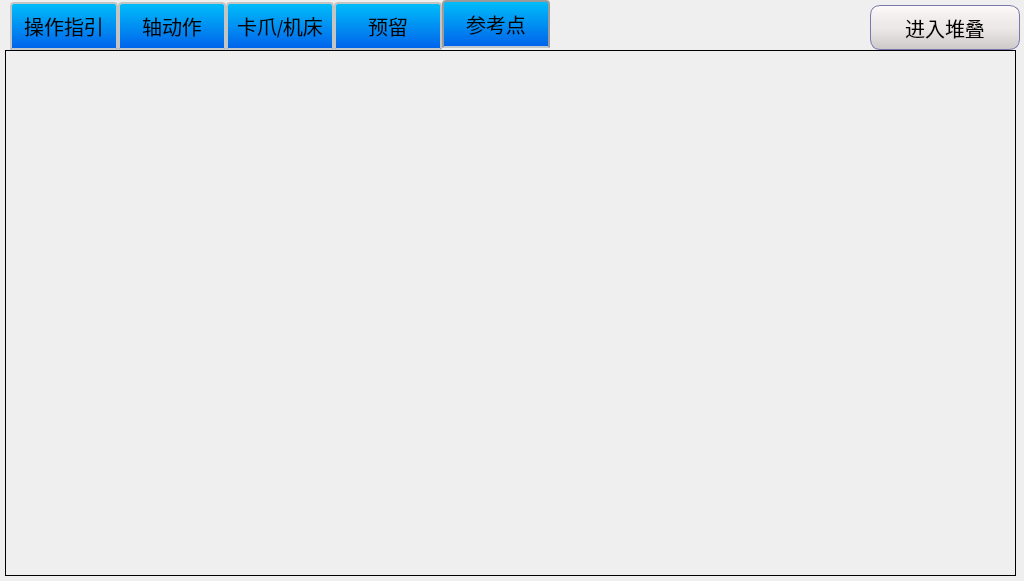
Qt form manualform.ui (Jade-yun/MachineTool) before a commit.
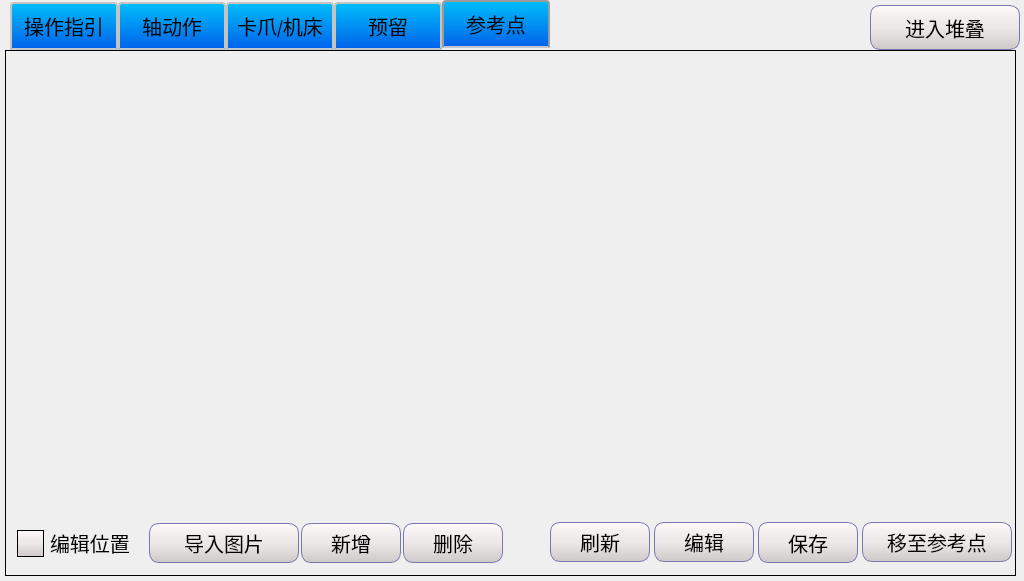
The same form after that commit. The open tabs and pages were chosen to show the change. Icons and pictures are not drawn.

Commit message: 完善修改所有样式和完善参考点

The edit to the form file:
```diff
--- a/manualform.ui
+++ b/manualform.ui
@@ -1736,6 +1736,281 @@
     <attribute name="title">
      <string>参考点</string>
     </attribute>
+    <widget class="QWidget" name="">
+     <property name="geometry">
+      <rect>
+       <x>10</x>
+       <y>471</y>
+       <width>491</width>
+       <height>42</height>
+      </rect>
+     </property>
+     <layout class="QHBoxLayout" name="horizontalLayout_2">
+      <property name="spacing">
+       <number>1</number>
+      </property>
+      <item>
+       <widget class="QCheckBox" name="checkBoxEditPosition_2">
+        <property name="minimumSize">
+         <size>
+          <width>130</width>
+          <height>40</height>
+         </size>
+        </property>
+        <property name="maximumSize">
+         <size>
+          <width>130</width>
+          <height>40</height>
+         </size>
+        </property>
+        <property name="text">
+         <string>编辑位置</string>
+        </property>
+        <property name="checked">
+         <bool>false</bool>
+        </property>
+        <property name="autoExclusive">
+         <bool>false</bool>
+        </property>
+       </widget>
+      </item>
+      <item>
+       <widget class="QPushButton" name="btnImportPicture_3">
+        <property name="minimumSize">
+         <size>
+          <width>150</width>
+          <height>40</height>
+         </size>
+        </property>
+        <property name="maximumSize">
+         <size>
+          <width>150</width>
+          <height>40</height>
+         </size>
+        </property>
+        <property name="font">
+         <font>
+          <family>SimSun</family>
+          <pointsize>-1</pointsize>
+          <weight>50</weight>
+          <bold>false</bold>
+         </font>
+        </property>
+        <property name="styleSheet">
+         <string notr="true"/>
+        </property>
+        <property name="text">
+         <string>导入图片</string>
+        </property>
+       </widget>
+      </item>
+      <item>
+       <widget class="QPushButton" name="btnNewButton_2">
+        <property name="minimumSize">
+         <size>
+          <width>100</width>
+          <height>40</height>
+         </size>
+        </property>
+        <property name="maximumSize">
+         <size>
+          <width>100</width>
+          <height>40</height>
+         </size>
+        </property>
+        <property name="font">
+         <font>
+          <family>SimSun</family>
+          <pointsize>-1</pointsize>
+          <weight>50</weight>
+          <bold>false</bold>
+         </font>
+        </property>
+        <property name="styleSheet">
+         <string notr="true"/>
+        </property>
+        <property name="text">
+         <string>新增</string>
+        </property>
+       </widget>
+      </item>
+      <item>
+       <widget class="QPushButton" name="btnDeleteButton_2">
+        <property name="minimumSize">
+         <size>
+          <width>100</width>
+          <height>40</height>
+         </size>
+        </property>
+        <property name="maximumSize">
+         <size>
+          <width>100</width>
+          <height>40</height>
+         </size>
+        </property>
+        <property name="font">
+         <font>
+          <family>SimSun</family>
+          <pointsize>-1</pointsize>
+          <weight>50</weight>
+          <bold>false</bold>
+         </font>
+        </property>
+        <property name="styleSheet">
+         <string notr="true"/>
+        </property>
+        <property name="text">
+         <string>删除</string>
+        </property>
+       </widget>
+      </item>
+     </layout>
+    </widget>
+    <widget class="QWidget" name="">
+     <property name="geometry">
+      <rect>
+       <x>540</x>
+       <y>470</y>
+       <width>471</width>
+       <height>43</height>
+      </rect>
+     </property>
+     <layout class="QHBoxLayout" name="horizontalLayout_3">
+      <property name="spacing">
+       <number>0</number>
+      </property>
+      <item>
+       <widget class="QPushButton" name="btnEditButton_3">
+        <property name="minimumSize">
+         <size>
+          <width>100</width>
+          <height>40</height>
+         </size>
+        </property>
+        <property name="maximumSize">
+         <size>
+          <width>100</width>
+          <height>40</height>
+         </size>
+        </property>
+        <property name="font">
+         <font>
+          <family>SimSun</family>
+          <pointsize>-1</pointsize>
+          <weight>50</weight>
+          <bold>false</bold>
+         </font>
+        </property>
+        <property name="styleSheet">
+         <string notr="true"/>
+        </property>
+        <property name="text">
+         <string>刷新</string>
+        </property>
+       </widget>
+      </item>
+      <item>
+       <widget class="QPushButton" name="btnEditButton_2">
+        <property name="minimumSize">
+         <size>
+          <width>100</width>
+          <height>40</height>
+         </size>
+        </property>
+        <property name="maximumSize">
+         <size>
+          <width>100</width>
+          <height>40</height>
+         </size>
+        </property>
+        <property name="font">
+         <font>
+          <family>SimSun</family>
+          <pointsize>-1</pointsize>
+          <weight>50</weight>
+          <bold>false</bold>
+         </font>
+        </property>
+        <property name="styleSheet">
+         <string notr="true"/>
+        </property>
+        <property name="text">
+         <string>编辑</string>
+        </property>
+       </widget>
+      </item>
+      <item>
+       <widget class="QPushButton" name="btnSaveOperateInstruction_2">
+        <property name="minimumSize">
+         <size>
+          <width>100</width>
+          <height>41</height>
+         </size>
+        </property>
+        <property name="maximumSize">
+         <size>
+          <width>100</width>
+          <height>41</height>
+         </size>
+        </property>
+        <property name="font">
+         <font>
+          <family>SimSun</family>
+          <pointsize>-1</pointsize>
+          <weight>50</weight>
+          <bold>false</bold>
+         </font>
+        </property>
+        <property name="styleSheet">
+         <string notr="true"/>
+        </property>
+        <property name="text">
+         <string>保存</string>
+        </property>
+        <property name="icon">
+         <iconset resource="images.qrc">
+          <normaloff>:/images/teachpage_images/save.png</normaloff>:/images/teachpage_images/save.png</iconset>
+        </property>
+        <property name="iconSize">
+         <size>
+          <width>20</width>
+          <height>20</height>
+         </size>
+        </property>
+       </widget>
+      </item>
+      <item>
+       <widget class="QPushButton" name="btnImportPicture_4">
+        <property name="minimumSize">
+         <size>
+          <width>150</width>
+          <height>40</height>
+         </size>
+        </property>
+        <property name="maximumSize">
+         <size>
+          <width>150</width>
+          <height>40</height>
+         </size>
+        </property>
+        <property name="font">
+         <font>
+          <family>SimSun</family>
+          <pointsize>-1</pointsize>
+          <weight>50</weight>
+          <bold>false</bold>
+         </font>
+        </property>
+        <property name="styleSheet">
+         <string notr="true"/>
+        </property>
+        <property name="text">
+         <string>移至参考点</string>
+        </property>
+       </widget>
+      </item>
+     </layout>
+    </widget>
    </widget>
   </widget>
   <widget class="QPushButton" name="btnImportPicture_2">
```
Left out of the diff: 89 changed lines with no effect on the pictures. The commit also changes 21 other files.
